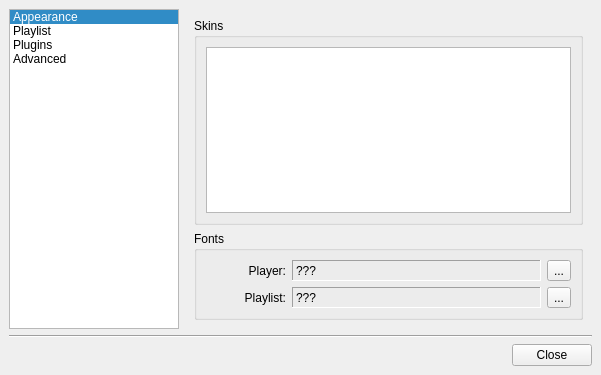
Above: src/configdialog.ui from ksv1986/qmmp-staging before the change. Below: the same form after it.
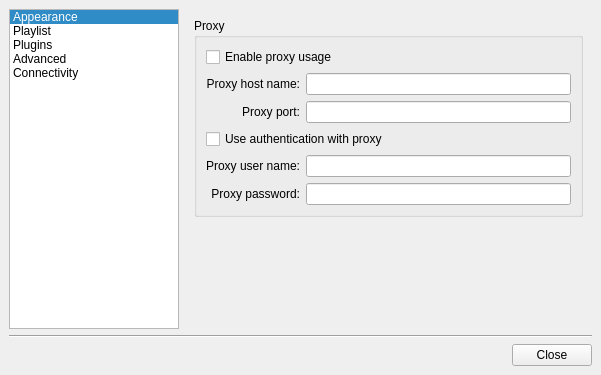
That is the form after the change. The open tabs and pages were chosen to show the change. Icons and pictures are not drawn.

Commit message: added proxy support

What changed in the file:
```diff
--- a/src/configdialog.ui
+++ b/src/configdialog.ui
@@ -124,6 +124,11 @@
          <iconset resource="images/images.qrc" >:/advanced.png</iconset>
         </property>
        </item>
+       <item>
+        <property name="text" >
+         <string>Connectivity</string>
+        </property>
+       </item>
       </widget>
      </item>
      <item>
@@ -760,6 +765,108 @@
          </item>
         </layout>
        </widget>
+       <widget class="QWidget" name="network" >
+        <layout class="QVBoxLayout" >
+         <item>
+          <widget class="QGroupBox" name="groupBox_5" >
+           <property name="title" >
+            <string>Proxy</string>
+           </property>
+           <property name="flat" >
+            <bool>false</bool>
+           </property>
+           <property name="checkable" >
+            <bool>false</bool>
+           </property>
+           <layout class="QGridLayout" >
+            <item row="0" column="0" colspan="2" >
+             <widget class="QCheckBox" name="enableProxyCheckBox" >
+              <property name="text" >
+               <string>Enable proxy usage</string>
+              </property>
+             </widget>
+            </item>
+            <item row="1" column="0" >
+             <widget class="QLabel" name="label_5" >
+              <property name="text" >
+               <string>Proxy host name:</string>
+              </property>
+              <property name="alignment" >
+               <set>Qt::AlignRight|Qt::AlignTrailing|Qt::AlignVCenter</set>
+              </property>
+             </widget>
+            </item>
+            <item row="1" column="1" >
+             <widget class="QLineEdit" name="hostLineEdit" />
+            </item>
+            <item row="2" column="0" >
+             <widget class="QLabel" name="label_6" >
+              <property name="text" >
+               <string>Proxy port:</string>
+              </property>
+              <property name="alignment" >
+               <set>Qt::AlignRight|Qt::AlignTrailing|Qt::AlignVCenter</set>
+              </property>
+             </widget>
+            </item>
+            <item row="2" column="1" >
+             <widget class="QLineEdit" name="portLineEdit" />
+            </item>
+            <item row="3" column="0" colspan="2" >
+             <widget class="QCheckBox" name="authProxyCheckBox" >
+              <property name="text" >
+               <string>Use authentication with proxy</string>
+              </property>
+             </widget>
+            </item>
+            <item row="4" column="0" >
+             <widget class="QLabel" name="label_7" >
+              <property name="text" >
+               <string>Proxy user name:</string>
+              </property>
+              <property name="alignment" >
+               <set>Qt::AlignRight|Qt::AlignTrailing|Qt::AlignVCenter</set>
+              </property>
+             </widget>
+            </item>
+            <item row="4" column="1" >
+             <widget class="QLineEdit" name="proxyUserLineEdit" />
+            </item>
+            <item row="5" column="0" >
+             <widget class="QLabel" name="label_8" >
+              <property name="text" >
+               <string>Proxy password:</string>
+              </property>
+              <property name="alignment" >
+               <set>Qt::AlignRight|Qt::AlignTrailing|Qt::AlignVCenter</set>
+              </property>
+             </widget>
+            </item>
+            <item row="5" column="1" >
+             <widget class="QLineEdit" name="proxyPasswLineEdit" >
+              <property name="echoMode" >
+               <enum>QLineEdit::Password</enum>
+              </property>
+             </widget>
+            </item>
+           </layout>
+          </widget>
+         </item>
+         <item>
+          <spacer>
+           <property name="orientation" >
+            <enum>Qt::Vertical</enum>
+           </property>
+           <property name="sizeHint" >
+            <size>
+             <width>20</width>
+             <height>40</height>
+            </size>
+           </property>
+          </spacer>
+         </item>
+        </layout>
+       </widget>
       </widget>
      </item>
     </layout>
```
Left out of the diff: 74 changed lines with no effect on the pictures. The commit also changes 2 other files.
